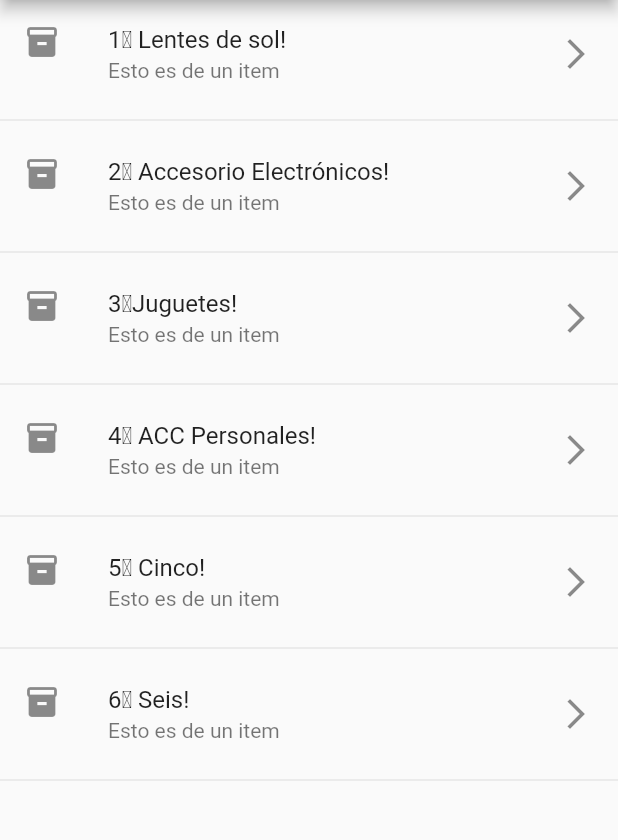
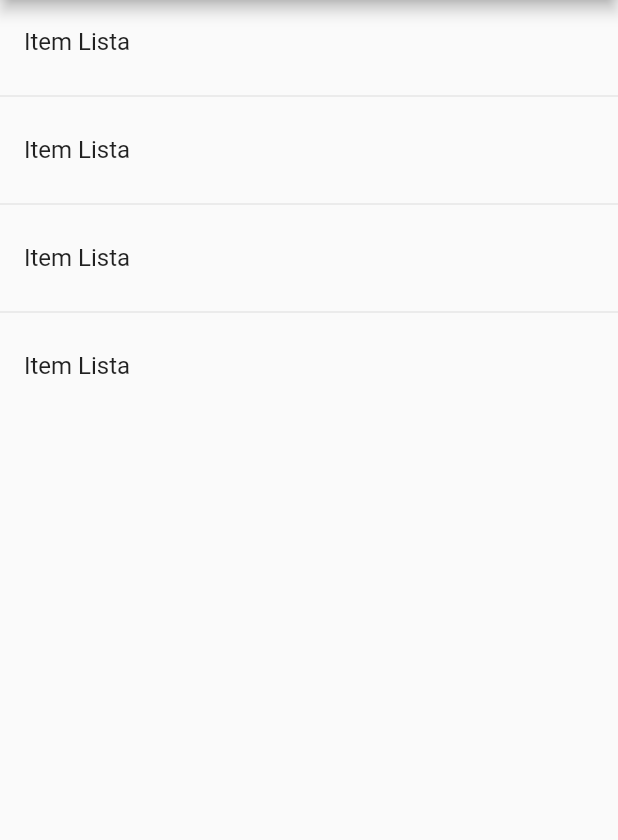
Before and after one commit to luisalbertmschz/Perseverance_Componentes_Flutter, a Flutter app: the screen it shows after launch, on a phone screen of 412 x 824 dp, the part 84-924 px from its top. Run offline on Flutter 3.47's test engine with Material 2 defaults, Android fonts, the phone set to English and light mode, and no system bars.

Commit message:
[🪂] Creando nueva página con lista de items vía métodos.

```diff
--- a/lib/main.dart
+++ b/lib/main.dart
@@ -1,4 +1,6 @@
 import 'package:flutter/material.dart';
+
+import 'src/pages/home_page.dart';
 
 import 'src/pages/home_temp.dart';
 
@@ -10,7 +12,7 @@ class MyApp extends StatelessWidget {
     return MaterialApp(
       title: 'Componentes App',
       debugShowCheckedModeBanner: false,
-      home:  HomePageTemp()
+      home:  HomePage()
     );
   }
 }
--- /dev/null
+++ b/lib/src/pages/home_page.dart
@@ -0,0 +1,57 @@
+
+
+import 'package:flutter/material.dart';
+
+class HomePage extends StatelessWidget {
+  @override
+  Widget build(BuildContext context) {
+    return Scaffold(
+
+      appBar:  AppBar(
+
+        title: Text('Componentes'),
+
+      ),
+
+      body: _items(),
+
+
+
+      );
+  }
+
+   Widget _items() {
+
+     return ListView(
+       children: _listaItems(),
+
+     );
+
+
+
+   }
+
+  List <Widget> _listaItems() {
+
+    return [
+
+      ListTile( title: Text('Item Lista') ),
+      Divider(),
+      ListTile( title: Text('Item Lista') ),
+      Divider(),
+      ListTile( title: Text('Item Lista') ),
+      Divider(),
+      ListTile( title: Text('Item Lista') ),
+
+
+
+
+
+
+
+    ];
+
+
+
+  }
+}
--- a/lib/src/pages/home_temp.dart
+++ b/lib/src/pages/home_temp.dart
@@ -4,7 +4,7 @@ import 'package:flutter/material.dart';
  class HomePageTemp extends StatelessWidget {
 
 
-   final opciones =['1️⃣ Lentes de sol', '2️⃣ Accesorio Electrónicos', '3️⃣Juguetes', '4️⃣ ACC Personales', '5️⃣ Cinco', '6️⃣ Seis'];
+   final opciones =['1️⃣ Lentes de soli', '2️⃣ Accesorio Electrónicos', '3️⃣Juguetes', '4️⃣ ACC Personales', '5️⃣ Cinco', '6️⃣ Seis'];
 
    @override
    Widget build(BuildContext context) {
```
